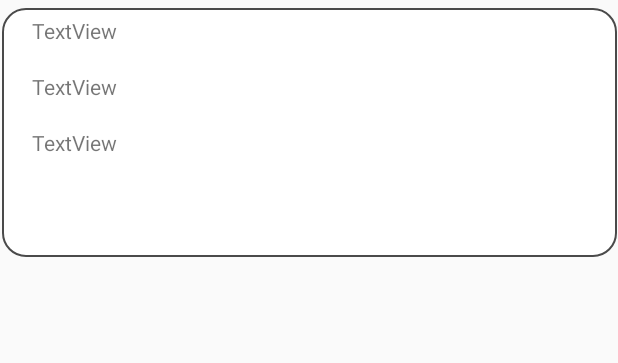
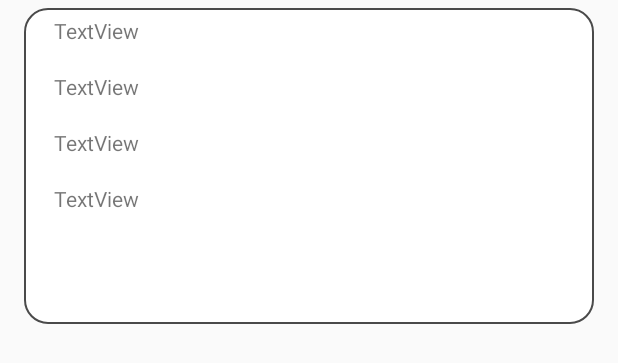
Before and after one commit to daniel14gc/ProteGt-POO-2020, an Android app: the layout item_publicacion.xml on its own in the app's theme, with its tools: preview values and no code run, on a phone screen of 412 x 824 dp. Shown: the top 363 px of the screen. Run offline under Robolectric (Android 15) with nearby library versions, the light colour scheme and no system bars.

Commit message:
Ultimos detalles de las publicaciones

```diff
--- a/MyApplication/app/src/main/java/com/example/myapplication/AdapterDatos.java
+++ b/MyApplication/app/src/main/java/com/example/myapplication/AdapterDatos.java
@@ -53,7 +53,7 @@ public class AdapterDatos extends RecyclerView.Adapter<AdapterDatos.ViewHolderDa
     public void onBindViewHolder(@NonNull ViewHolderDatos holder, int position) {
 
 
-        Publicacion prueba = ListaDatos.get(position);
+        Publicacion prueba = ListaDatos.get(/*(ListaDatos.size()-1)-*/position);
 
         holder.asignarDatos(prueba);
 
@@ -74,6 +74,7 @@ public class AdapterDatos extends RecyclerView.Adapter<AdapterDatos.ViewHolderDa
         TextView usuariopub;
         TextView titulopub;
         TextView descpub;
+        TextView locationpub;
 
 
         // Este metodo define las variables creadas anteriormente para proseguir con actualizar la información que los conforma.
@@ -82,6 +83,7 @@ public class AdapterDatos extends RecyclerView.Adapter<AdapterDatos.ViewHolderDa
             super(itemView);
 
             usuariopub = itemView.findViewById(R.id.usuariopub);
+            locationpub = itemView.findViewById(R.id.locationpub);
             titulopub = itemView.findViewById(R.id.titulopub);
             descpub = itemView.findViewById(R.id.descpub);
 
@@ -94,11 +96,13 @@ public class AdapterDatos extends RecyclerView.Adapter<AdapterDatos.ViewHolderDa
 
             String usuario = s.getUser();
             String titulo = s.getType();
+            String location = s.getLocation();
             String descripcion = s.getDescription();
 
             usuariopub.setText(usuario);
             titulopub.setText(titulo);
             descpub.setText(descripcion);
+            locationpub.setText(location);
 
         }
     }
--- a/MyApplication/app/src/main/java/com/example/myapplication/Homes.java
+++ b/MyApplication/app/src/main/java/com/example/myapplication/Homes.java
@@ -61,6 +61,7 @@ public class Homes extends AppCompatActivity {
         recycler.setLayoutManager(new LinearLayoutManager(this,LinearLayoutManager.VERTICAL,true));
         AdapterDatos adapter = new AdapterDatos(ListaDatos);
         recycler.setAdapter(adapter);
+        recycler.scrollToPosition(ListaDatos.size()-1);
     }
 
     //OnStart es el momento en el cual vuelve a cargar la activity.
@@ -74,6 +75,7 @@ public class Homes extends AppCompatActivity {
         recycler.setLayoutManager(new LinearLayoutManager(this,LinearLayoutManager.VERTICAL,true));
         AdapterDatos adapter = new AdapterDatos(ListaDatos);
         recycler.setAdapter(adapter);
+        recycler.scrollToPosition(ListaDatos.size()-1);
     }
 
 
--- a/MyApplication/app/src/main/res/layout/item_publicacion.xml
+++ b/MyApplication/app/src/main/res/layout/item_publicacion.xml
@@ -6,13 +6,13 @@
     android:layout_height="match_parent">
 
     <LinearLayout
+        android:layout_width="wrap_content"
+        android:layout_height="wrap_content"
+        android:layout_margin="5dp"
         android:layout_marginLeft="10dp"
         android:layout_marginRight="10dp"
-        android:layout_width="410dp"
-        android:layout_height="166dp"
         android:background="@drawable/publicacion_border"
         android:orientation="vertical"
-        android:layout_margin="5dp"
         app:layout_constraintEnd_toEndOf="parent"
         app:layout_constraintStart_toStartOf="parent"
         app:layout_constraintTop_toTopOf="parent">
@@ -21,29 +21,39 @@
             android:id="@+id/usuariopub"
             android:layout_width="match_parent"
             android:layout_height="37dp"
+            android:layout_marginLeft="20dp"
+            android:layout_marginTop="5dp"
+            android:layout_marginRight="20dp"
             android:background="#0000BCD4"
-            android:text="TextView"
-            android:layout_marginRight="20dp"
-            android:layout_marginLeft="20dp"
-            android:layout_marginTop="5dp"/>
-"/>
+            android:text="TextView" />
+        "/>
 
         <TextView
             android:id="@+id/titulopub"
-            android:layout_width="match_parent"
+            android:layout_width="340dp"
             android:layout_height="37dp"
+            android:layout_marginLeft="20dp"
+            android:layout_marginRight="20dp"
             android:background="#002196F3"
-            android:text="TextView"
+            android:text="TextView" />
+
+        <TextView
+            android:id="@+id/locationpub"
+            android:layout_width="340dp"
+            android:layout_height="37dp"
+            android:layout_marginLeft="20dp"
             android:layout_marginRight="20dp"
-            android:layout_marginLeft="20dp"/>
+            android:text="TextView" />
 
         <TextView
             android:id="@+id/descpub"
             android:layout_width="match_parent"
             android:layout_height="93dp"
+            android:layout_marginLeft="20dp"
+            android:layout_marginRight="20dp"
             android:background="#003F51B5"
-            android:text="TextView"
-            android:layout_marginRight="20dp"
-            android:layout_marginLeft="20dp"/>
+            android:text="TextView" />
+
     </LinearLayout>
+
 </androidx.constraintlayout.widget.ConstraintLayout>
```
